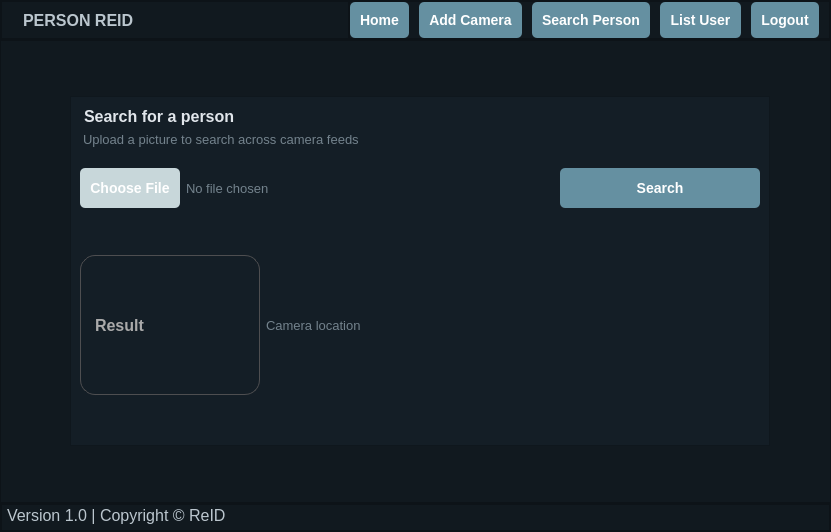
This is search_Admin.ui in MoustacheMuneeb/Person-ReIdentification as Qt 5 draws it before an edit. The edited form follows.
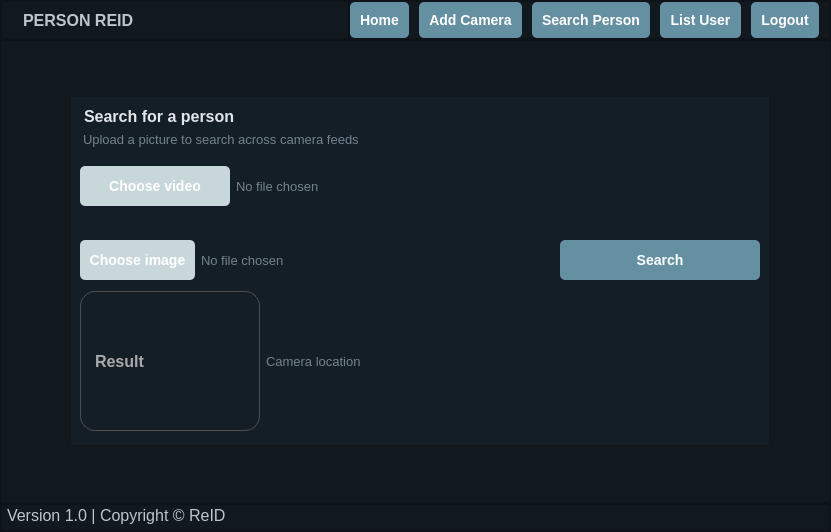
This is the edited form. Icons and pictures are not drawn.

What changed in the file:
```diff
--- a/search_Admin.ui
+++ b/search_Admin.ui
@@ -395,6 +395,8 @@
          <property name="frameShadow">
           <enum>QFrame::Raised</enum>
          </property>
+         <layout class="QVBoxLayout" name="verticalLayout_4">
+          <item>
          <layout class="QVBoxLayout" name="verticalLayout_3">
           <item>
            <layout class="QVBoxLayout" name="verticalLayout_2">
@@ -465,22 +467,76 @@
             </item>
            </layout>
           </item>
+            <item>
+             <layout class="QHBoxLayout" name="horizontalLayout_13">
+              <item>
+               <widget class="QPushButton" name="videobutton">
+                <property name="minimumSize">
+                 <size>
+                  <width>150</width>
+                  <height>40</height>
+                 </size>
+                </property>
+                <property name="maximumSize">
+                 <size>
+                  <width>150</width>
+                  <height>40</height>
+                 </size>
+                </property>
+                <property name="styleSheet">
+                 <string notr="true">QPushButton {
+    background-color: rgb(200, 215, 218);
+    color: white;
+    border-radius: 5px;
+    padding: 10px;
+    font-weight: bold;
+    font-size: 14px;
+}
+QPushButton:hover {
+    background-color:rgb(90, 128, 143);
+}
+QPushButton:pressed {
+    background-color: rgb(90, 128, 143);
+}</string>
+                </property>
+                <property name="text">
+                 <string>Choose video</string>
+                </property>
+               </widget>
+              </item>
+              <item>
+               <widget class="QLabel" name="label_8">
+                <property name="font">
+                 <font>
+                  <pointsize>10</pointsize>
+                 </font>
+                </property>
+                <property name="styleSheet">
+                 <string notr="true">color:rgb(115, 130, 140);</string>
+                </property>
+                <property name="text">
+                 <string>No file chosen</string>
+                </property>
+               </widget>
+              </item>
+             </layout>
+            </item>
           <item>
            <layout class="QHBoxLayout" name="horizontalLayout_9">
             <property name="topMargin">
              <number>15</number>
             </property>
             <item>
-             <widget class="QPushButton" name="pushButton_5">
+               <widget class="QPushButton" name="imagebutton">
               <property name="minimumSize">
                <size>
-                <width>100</width>
+                  <width>115</width>
                 <height>40</height>
                </size>
               </property>
               <property name="maximumSize">
                <size>
-                <width>100</width>
+                  <width>115</width>
                 <height>40</height>
                </size>
               </property>
@@ -501,7 +557,7 @@
 }</string>
               </property>
               <property name="text">
-               <string>Choose File</string>
+                 <string>Choose image</string>
               </property>
              </widget>
             </item>
@@ -521,7 +577,7 @@
              </widget>
             </item>
             <item>
-             <widget class="QPushButton" name="pushButton_6">
+               <widget class="QPushButton" name="search">
               <property name="minimumSize">
                <size>
                 <width>200</width>
@@ -614,6 +670,8 @@
                <string>Camera location</string>
               </property>
              </widget>
+              </item>
+             </layout>
             </item>
            </layout>
           </item>
```
Lines whose indentation alone changed are shown as unchanged.
